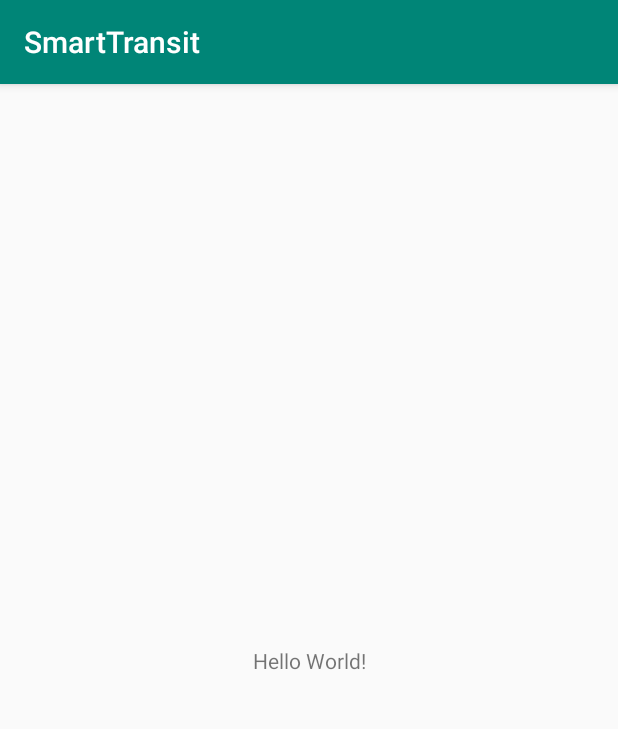
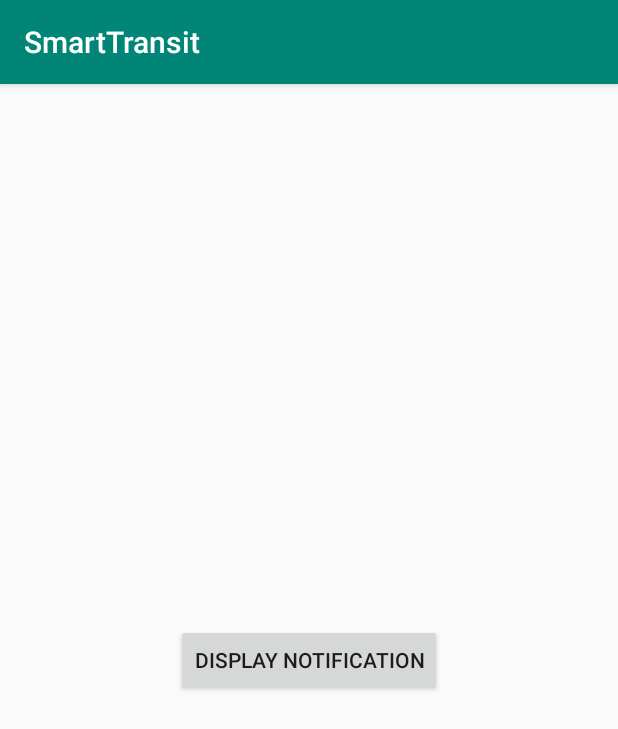
Before and after one commit to 3296f19temple/project-smart_transit_departure_notification, an Android app: the screen it shows after launch (MainActivity), on a phone screen of 412 x 824 dp. Shown: the top 729 px of the screen. Run offline under Robolectric (Android 15) with nearby library versions, the phone set to English and light mode, and no system bars.

Commit message:
simple notification implementation

```diff
--- a/smartTransit/app/src/main/java/temple/edu/smarttransit/MainActivity.java
+++ b/smartTransit/app/src/main/java/temple/edu/smarttransit/MainActivity.java
@@ -1,14 +1,37 @@
 package temple.edu.smarttransit;
 
 import androidx.appcompat.app.AppCompatActivity;
+import androidx.core.app.NotificationCompat;
+import androidx.core.app.NotificationManagerCompat;
 
 import android.os.Bundle;
+import android.view.View;
+import android.widget.Button;
 
 public class MainActivity extends AppCompatActivity {
+
+    private final String CHANNEL_ID = "push_notifications";
+    private int NOTIFICATION_ID = 001;
 
     @Override
     protected void onCreate(Bundle savedInstanceState) {
         super.onCreate(savedInstanceState);
         setContentView(R.layout.activity_main);
+
+
+    }
+
+    public void DisplayNotification(View view){
+
+        // build notification
+        NotificationCompat.Builder builder = new NotificationCompat.Builder(this, CHANNEL_ID);
+        builder.setSmallIcon(R.drawable.ic_directions_subway_black_24dp);
+        builder.setContentTitle("SmartTransit");
+        builder.setContentText("BSL Southbound is arriving at Susquehanna-Dauphin Station in 10 minutes");
+        builder.setPriority(NotificationCompat.PRIORITY_HIGH);
+
+        // display notification
+        NotificationManagerCompat nf_mngr = NotificationManagerCompat.from(this);
+        nf_mngr.notify(NOTIFICATION_ID, builder.build());
     }
 }
--- /dev/null
+++ b/smartTransit/app/src/main/res/drawable/ic_directions_subway_black_24dp.xml
@@ -0,0 +1,9 @@
+<vector xmlns:android="http://schemas.android.com/apk/res/android"
+        android:width="24dp"
+        android:height="24dp"
+        android:viewportWidth="24.0"
+        android:viewportHeight="24.0">
+    <path
+        android:fillColor="#FF000000"
+        android:pathData="M12,2c-4.42,0 -8,0.5 -8,4v9.5C4,17.43 5.57,19 7.5,19L6,20.5v0.5h12v-0.5L16.5,19c1.93,0 3.5,-1.57 3.5,-3.5L20,6c0,-3.5 -3.58,-4 -8,-4zM7.5,17c-0.83,0 -1.5,-0.67 -1.5,-1.5S6.67,14 7.5,14s1.5,0.67 1.5,1.5S8.33,17 7.5,17zM11,11L6,11L6,6h5v5zM16.5,17c-0.83,0 -1.5,-0.67 -1.5,-1.5s0.67,-1.5 1.5,-1.5 1.5,0.67 1.5,1.5 -0.67,1.5 -1.5,1.5zM18,11h-5L13,6h5v5z"/>
+</vector>
--- a/smartTransit/app/src/main/res/layout/activity_main.xml
+++ b/smartTransit/app/src/main/res/layout/activity_main.xml
@@ -6,13 +6,14 @@
     android:layout_height="match_parent"
     tools:context=".MainActivity">
 
-    <TextView
+    <Button
+        android:id="@+id/button"
         android:layout_width="wrap_content"
         android:layout_height="wrap_content"
-        android:text="Hello World!"
+        android:onClick="DisplayNotification"
+        android:text="Display Notification"
         app:layout_constraintBottom_toBottomOf="parent"
-        app:layout_constraintLeft_toLeftOf="parent"
-        app:layout_constraintRight_toRightOf="parent"
+        app:layout_constraintEnd_toEndOf="parent"
+        app:layout_constraintStart_toStartOf="parent"
         app:layout_constraintTop_toTopOf="parent" />
-
 </androidx.constraintlayout.widget.ConstraintLayout>
```
Also changed, not shown: HelloWorld/app/src/main/res/mipmap-hdpi/ic_launcher.png (deleted), HelloWorld/app/src/main/res/mipmap-hdpi/ic_launcher_round.png (deleted), HelloWorld/app/src/main/res/mipmap-mdpi/ic_launcher.png (deleted), HelloWorld/app/src/main/res/mipmap-mdpi/ic_launcher_round.png (deleted), HelloWorld/app/src/main/res/mipmap-xhdpi/ic_launcher.png (deleted), HelloWorld/app/src/main/res/mipmap-xhdpi/ic_launcher_round.png (deleted), HelloWorld/app/src/main/res/mipmap-xxhdpi/ic_launcher.png (deleted), HelloWorld/app/src/main/res/mipmap-xxhdpi/ic_launcher_round.png (deleted), HelloWorld/app/src/main/res/mipmap-xxxhdpi/ic_launcher.png (deleted), HelloWorld/app/src/main/res/mipmap-xxxhdpi/ic_launcher_round.png (deleted), 1 other file.
